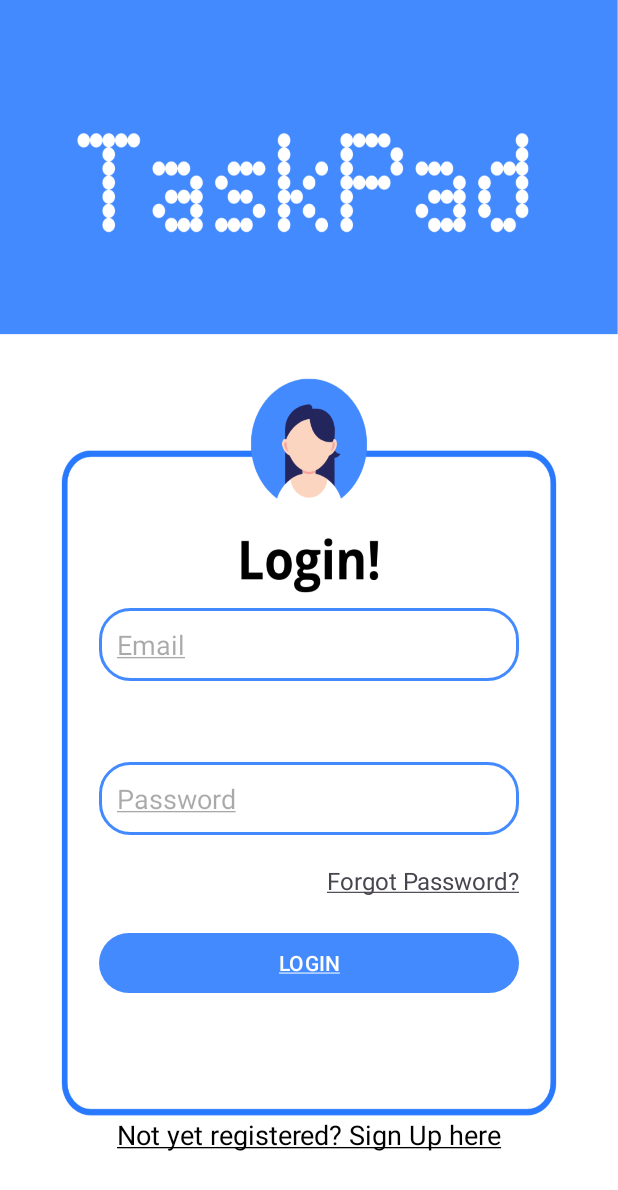
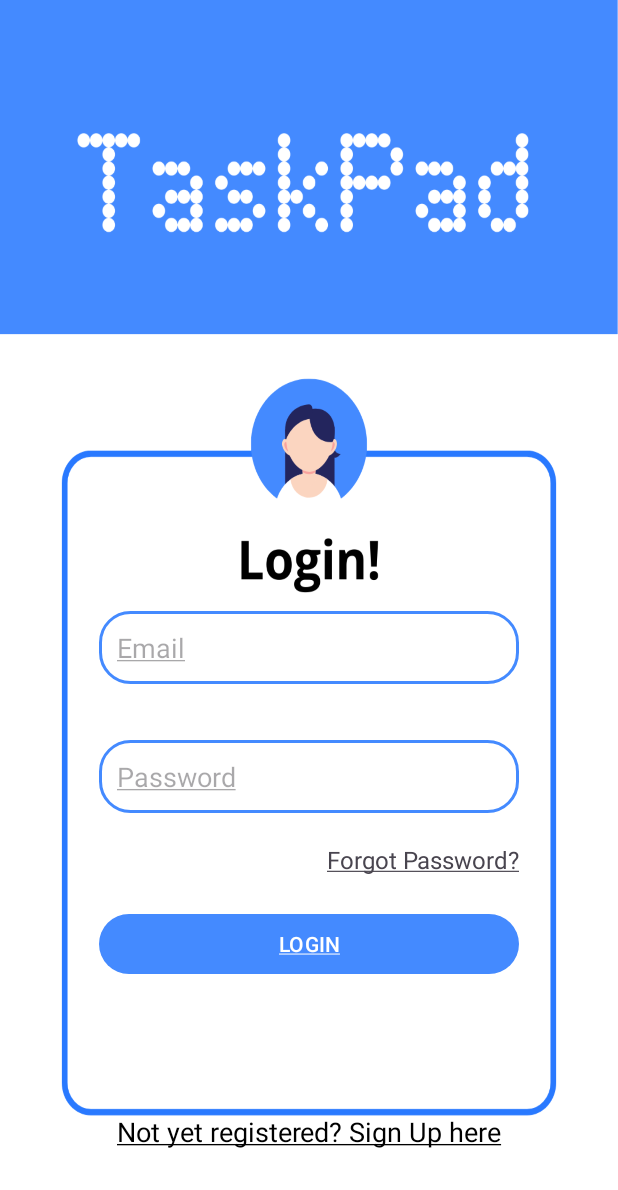
Before and after one commit to borja-garcia-valcarcel/TaskPad-App, an Android app: the screen it shows after launch (LoginActivity), on a phone screen of 412 x 824 dp. Shown: the top 1190 px of the screen. Run offline under Robolectric (Android 15) with nearby library versions, the light colour scheme and no system bars; our stand-ins replace Firebase (no records; nobody signed in at launch, a user with empty details on screens opened directly).

Commit message:
First commit login

```diff
--- a/app/src/main/res/layout/activity_login.xml
+++ b/app/src/main/res/layout/activity_login.xml
@@ -9,37 +9,37 @@
     tools:context=".SignupActivity">
 
     <EditText
+        android:id="@+id/loginEmail"
         android:layout_width="0dp"
         android:layout_height="wrap_content"
-        android:id="@+id/loginEmail"
+        android:layout_marginStart="56dp"
+        android:layout_marginTop="350dp"
+        android:layout_marginEnd="56dp"
+        android:background="@drawable/edittext_border"
         android:hint="@string/LoginEmailHint"
         android:inputType="textEmailAddress"
         android:padding="12dp"
-        android:background="@drawable/edittext_border"
+        app:layout_constraintBottom_toTopOf="@+id/loginPassword"
+        app:layout_constraintEnd_toEndOf="parent"
         app:layout_constraintStart_toStartOf="parent"
-        app:layout_constraintEnd_toEndOf="parent"
-        app:layout_constraintTop_toTopOf="parent"
-        android:layout_marginTop="350dp"
-        android:layout_marginBottom="8dp"
-        android:layout_marginStart="56dp"
-        android:layout_marginEnd="56dp"
-        app:layout_constraintBottom_toTopOf="@+id/loginPassword"/>
+        app:layout_constraintTop_toTopOf="parent" />
 
     <EditText
+        android:id="@+id/loginPassword"
         android:layout_width="0dp"
         android:layout_height="wrap_content"
-        android:id="@+id/loginPassword"
+        android:layout_marginStart="56dp"
+        android:layout_marginTop="-10dp"
+        android:layout_marginEnd="56dp"
+        android:layout_marginBottom="16dp"
+        android:background="@drawable/edittext_border"
         android:hint="@string/LoginPasswordHint"
         android:inputType="textPassword"
         android:padding="12dp"
-        android:background="@drawable/edittext_border"
+        app:layout_constraintBottom_toTopOf="@id/loginButton"
+        app:layout_constraintEnd_toEndOf="parent"
         app:layout_constraintStart_toStartOf="parent"
-        app:layout_constraintEnd_toEndOf="parent"
-        app:layout_constraintTop_toBottomOf="@id/loginEmail"
-        app:layout_constraintBottom_toTopOf="@id/loginButton"
-        android:layout_marginStart="56dp"
-        android:layout_marginEnd="56dp"
-        android:layout_marginBottom="16dp"/>
+        app:layout_constraintTop_toBottomOf="@id/loginEmail" />
 
 
     <TextView
@@ -72,18 +72,18 @@
         app:layout_constraintTop_toBottomOf="@id/loginPassword"/>
 
     <TextView
+        android:id="@+id/signupText"
         android:layout_width="0dp"
         android:layout_height="wrap_content"
-        android:id="@+id/signupText"
+        android:layout_marginTop="25dp"
+        android:gravity="center"
         android:text="@string/Not_Registered"
+        android:textColor="@color/black"
         android:textSize="18sp"
-        android:gravity="center"
-        android:textColor="@color/black"
-        android:layout_marginTop="16dp"
+        app:layout_constraintBottom_toBottomOf="parent"
+        app:layout_constraintEnd_toEndOf="parent"
         app:layout_constraintStart_toStartOf="parent"
-        app:layout_constraintEnd_toEndOf="parent"
-        app:layout_constraintBottom_toBottomOf="parent"
-        app:layout_constraintTop_toBottomOf="@id/loginButton"/>
+        app:layout_constraintTop_toBottomOf="@id/loginButton" />
 
 
 
```
Also changed, not shown: app/src/main/res/layout/activity_forgot_password.xml (+14 -11 lines).
